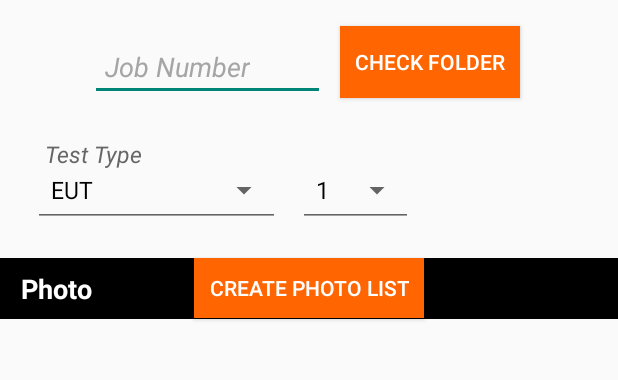
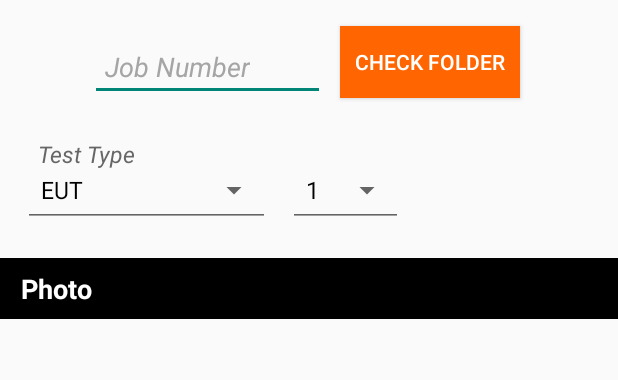
Before and after one commit to JeremiahKC/KeyPic-1, an Android app: the EmcActivity screen opened directly, with no data from a screen before it, on a phone screen of 412 x 824 dp, the part 132-512 px from its top. Run offline under Robolectric (Android 15) with nearby library versions, the phone set to English and light mode, and no system bars; libraries missing offline, so code that uses them is left out: com.google.api.client, com.google.api.services; 4 statements that could not run were skipped.

```diff
--- a/app/src/main/java/com/kcassets/keypic/AmazonActivity.java
+++ b/app/src/main/java/com/kcassets/keypic/AmazonActivity.java
@@ -53,7 +53,7 @@ public class AmazonActivity extends AppCompatActivity {
     ListView photoList;
     EditText job;
     ImageView check;
-    Button photoBtn, folderBtn;
+    Button folderBtn;
     ImageView backArrow;
     private static final int CAMERA_REQUEST_CODE = 123;
     private Drive driveService;
@@ -93,7 +93,6 @@ public class AmazonActivity extends AppCompatActivity {
         phaseSpinner = findViewById(R.id.phaseSpinner);
         unitSpinner = findViewById(R.id.unitSpinner);
         photoList = findViewById(R.id.photoList);
-        photoBtn = findViewById(R.id.photoBtn);
         folderBtn = findViewById(R.id.folderBtn);
         job = findViewById(R.id.job);
         check = findViewById(R.id.check);
--- a/app/src/main/java/com/kcassets/keypic/EmcActivity.java
+++ b/app/src/main/java/com/kcassets/keypic/EmcActivity.java
@@ -56,7 +56,7 @@ public class EmcActivity extends AppCompatActivity {
     ListView photoList;
     EditText job;
     ImageView check;
-    Button photoBtn, folderBtn;
+    Button folderBtn;
     ImageView backArrow;
     private static final int CAMERA_REQUEST_CODE = 123;
     private Drive driveService;
@@ -97,7 +97,6 @@ public class EmcActivity extends AppCompatActivity {
         phaseSpinner = findViewById(R.id.phaseSpinner);
         unitSpinner = findViewById(R.id.unitSpinner);
         photoList = findViewById(R.id.photoList);
-        photoBtn = findViewById(R.id.photoBtn);
         folderBtn = findViewById(R.id.folderBtn);
         job = findViewById(R.id.job);
         check = findViewById(R.id.check);
@@ -145,10 +144,6 @@ public class EmcActivity extends AppCompatActivity {
             }
         });
         title.setText("EMC");
-
-        photoBtn.setOnClickListener(v -> {
-            makePhotoList();
-        });
 
         // Set click listener for photo list items
         photoList.setOnItemClickListener(new AdapterView.OnItemClickListener() {
--- a/app/src/main/res/layout/photo_screen.xml
+++ b/app/src/main/res/layout/photo_screen.xml
@@ -20,7 +20,7 @@
         style="@android:style/Widget.Material.Spinner.Underlined"
         android:layout_width="wrap_content"
         android:layout_height="49dp"
-        android:layout_marginLeft="22dp"
+        android:layout_marginLeft="15dp"
         android:layout_marginTop="190dp"
         android:dropDownWidth="wrap_content"
         android:dropDownSelector="@android:drawable/arrow_down_float"
@@ -70,7 +70,7 @@
         android:layout_height="wrap_content"
         android:id="@+id/textType"
         android:text="Test Type"
-        android:layout_marginLeft="30dp"
+        android:layout_marginLeft="25dp"
         android:layout_marginTop="180dp"
         android:textSize="15sp"
         android:textColor="@color/KeyDark"
@@ -80,7 +80,7 @@
         android:layout_height="wrap_content"
         android:id="@+id/textPhase"
         android:text="Test Phase"
-        android:layout_marginLeft="170dp"
+        android:layout_marginLeft="165dp"
         android:layout_marginTop="180dp"
         android:textSize="15sp"
         android:textColor="@color/KeyDark"
@@ -90,7 +90,7 @@
         android:id="@+id/textUnit"
         android:layout_width="wrap_content"
         android:layout_height="wrap_content"
-        android:layout_marginLeft="310dp"
+        android:layout_marginLeft="305dp"
         android:layout_marginTop="180dp"
         android:text="Unit"
         android:textColor="@color/KeyDark"
@@ -107,19 +107,6 @@
         android:background="@color/KeyOr"
         android:paddingHorizontal="10dp"
         android:text="Check Folder"
-        android:textAlignment="center"
-        android:textColor="@color/white"
-        android:textSize="14sp" />
-
-    <Button
-        android:id="@+id/photoBtn"
-        android:layout_width="wrap_content"
-        android:layout_height="40dp"
-        android:layout_centerHorizontal="true"
-        android:layout_marginTop="260dp"
-        android:background="@color/KeyOr"
-        android:paddingHorizontal="10dp"
-        android:text="Create Photo List"
         android:textAlignment="center"
         android:textColor="@color/white"
         android:textSize="14sp" />
```
